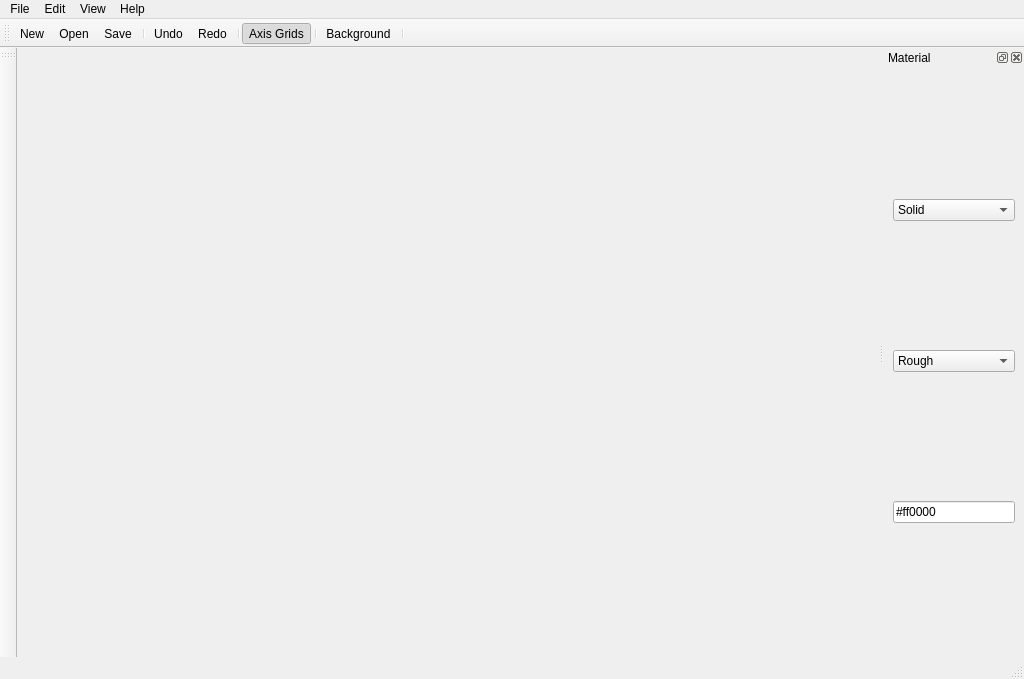
Qt form mainwindow.ui (Lynx3d/VoxelGem) before a commit.
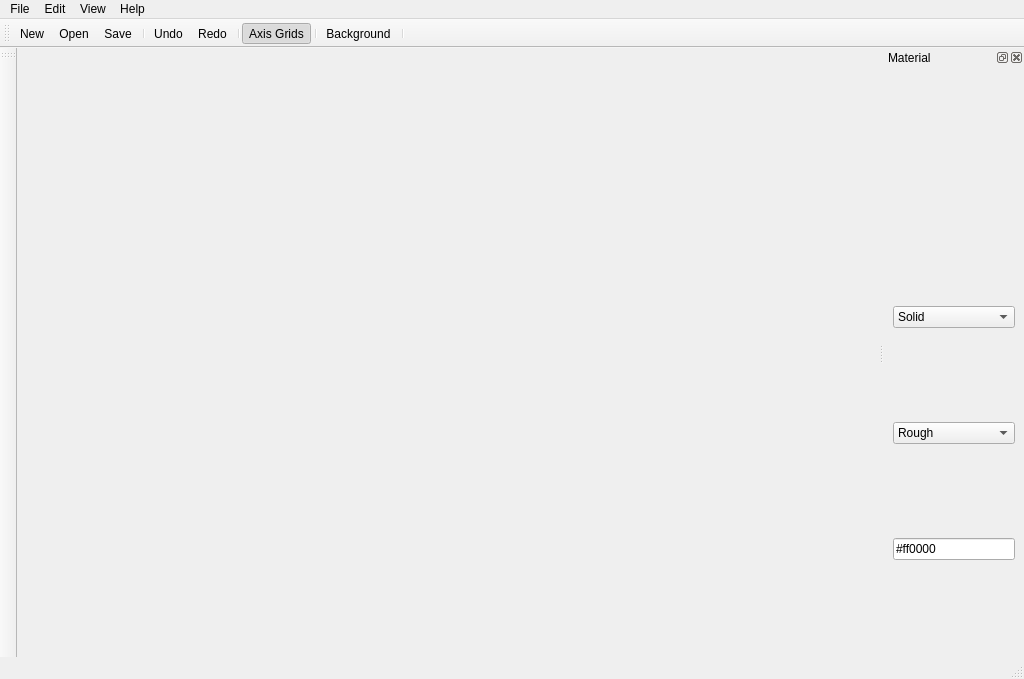
The same form after that commit. Icons and pictures are not drawn. Custom widgets are drawn as their Qt base class.

Commit message: Implement a color swatch widget to set the voxel color.

The edit to the form file:
```diff
--- a/mainwindow.ui
+++ b/mainwindow.ui
@@ -180,7 +180,7 @@
      <enum>Qt::ClickFocus</enum>
     </property>
     <layout class="QGridLayout" name="gridLayout_3">
-     <item row="2" column="0">
+     <item row="4" column="0">
       <widget class="QLineEdit" name="paletteRGBvalue">
        <property name="focusPolicy">
         <enum>Qt::ClickFocus</enum>
@@ -193,7 +193,7 @@
        </property>
       </widget>
      </item>
-     <item row="0" column="0">
+     <item row="2" column="0">
       <widget class="QComboBox" name="material">
        <item>
         <property name="text">
@@ -222,7 +222,7 @@
        </item>
       </widget>
      </item>
-     <item row="1" column="0">
+     <item row="3" column="0">
       <widget class="QComboBox" name="specular">
        <item>
         <property name="text">
@@ -256,6 +256,22 @@
        </item>
       </widget>
      </item>
+     <item row="1" column="0">
+      <widget class="ColorSwatch" name="colorswatch" native="true">
+       <property name="minimumSize">
+        <size>
+         <width>16</width>
+         <height>16</height>
+        </size>
+       </property>
+       <property name="maximumSize">
+        <size>
+         <width>48</width>
+         <height>48</height>
+        </size>
+       </property>
+      </widget>
+     </item>
     </layout>
    </widget>
   </widget>
@@ -502,6 +518,14 @@
    </property>
   </action>
  </widget>
+ <customwidgets>
+  <customwidget>
+   <class>ColorSwatch</class>
+   <extends>QWidget</extends>
+   <header>palette.h</header>
+   <container>1</container>
+  </customwidget>
+ </customwidgets>
  <resources>
   <include location="resources.qrc"/>
  </resources>
```
The commit also changes 6 other files.
